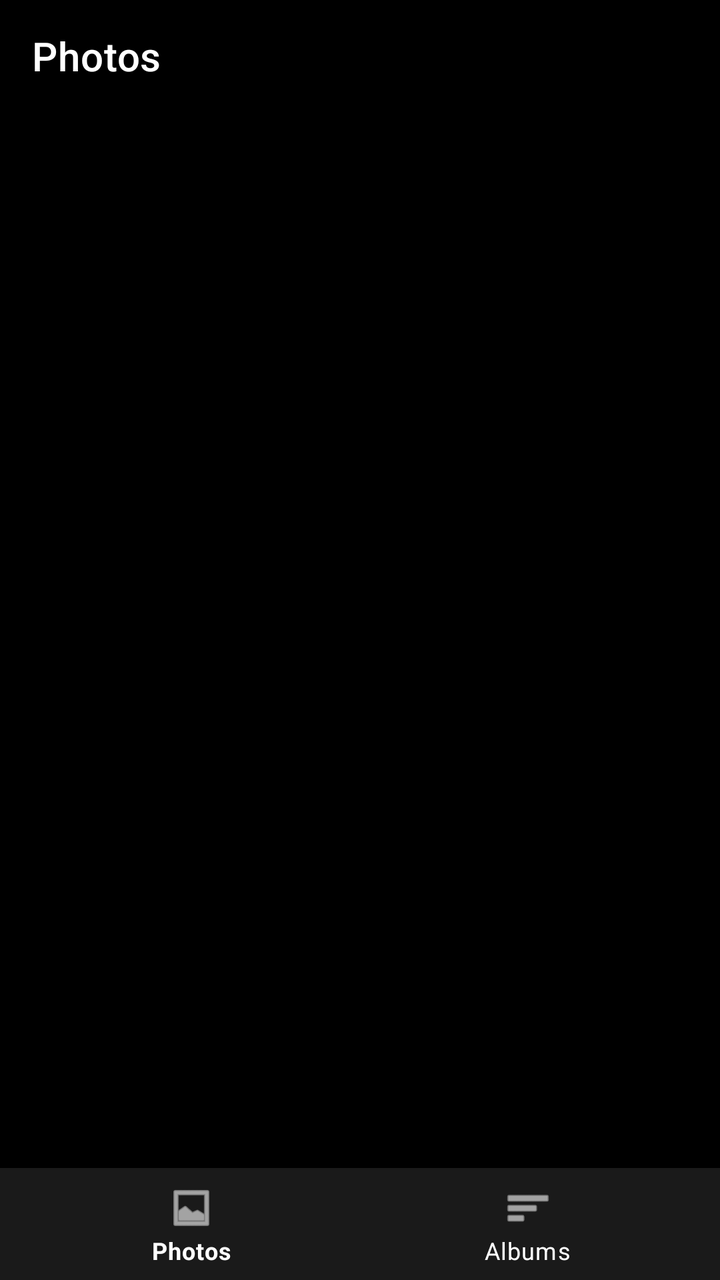
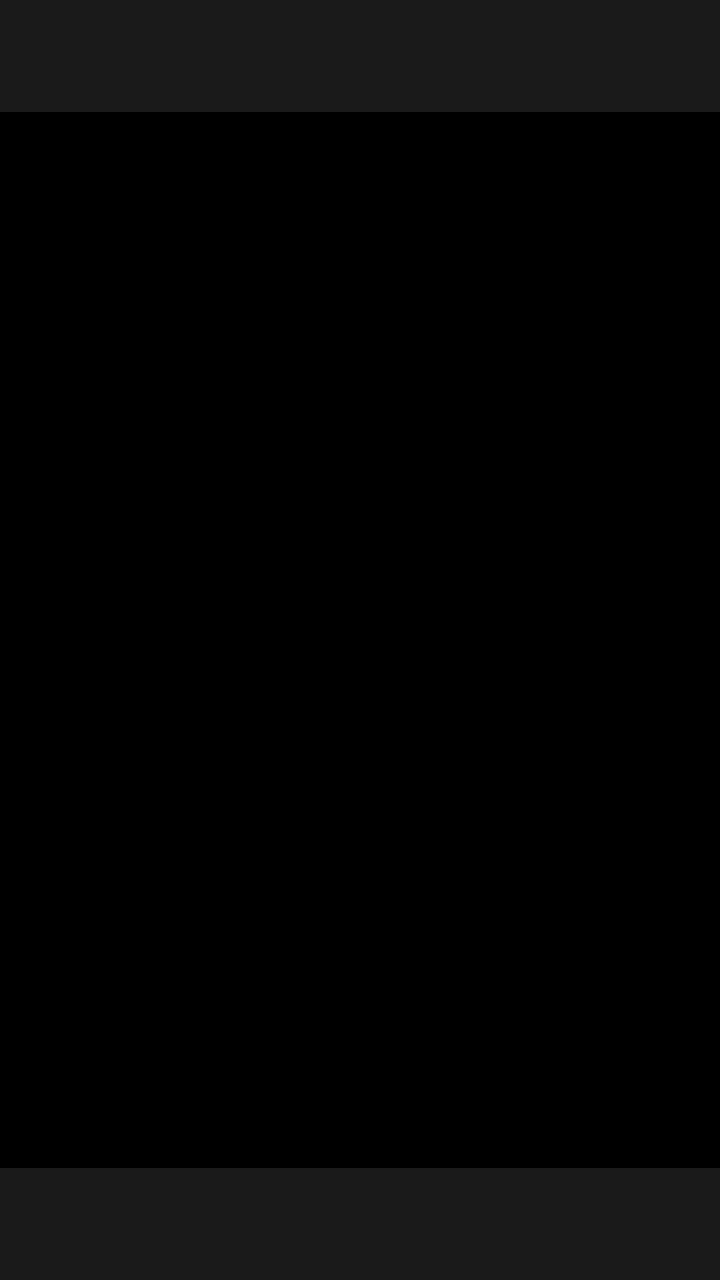

Screens rendered from an Android XML layout before and after an edit, with the pre-edit source and the edit as a unified diff.
<!-- AndroidManifest.xml: application theme Theme.MaterialComponents.DayNight.NoActionBar -->
<!-- res/layout/activity_main.xml -->
<?xml version="1.0" encoding="utf-8"?>
<LinearLayout xmlns:android="http://schemas.android.com/apk/res/android"
    xmlns:app="http://schemas.android.com/apk/res-auto"
    android:layout_width="match_parent"
    android:layout_height="match_parent"
    android:background="#000000"
    android:orientation="vertical">

    
    <androidx.appcompat.widget.Toolbar
        android:id="@+id/toolbar"
        android:layout_width="match_parent"
        android:layout_height="?attr/actionBarSize"
        android:background="#000000"
        app:title="Photos"
        app:titleTextColor="#FFFFFF" />

    
    <androidx.recyclerview.widget.RecyclerView
        android:id="@+id/recyclerView"
        android:layout_width="match_parent"
        android:layout_height="0dp"
        android:layout_weight="1"
        android:clipToPadding="false"
        android:padding="8dp" />

    
    <com.google.android.material.bottomnavigation.BottomNavigationView
        android:id="@+id/bottomNavigation"
        android:layout_width="match_parent"
        android:layout_height="wrap_content"
        android:background="#1A1A1A"
        app:itemIconTint="#FFFFFF"
        app:itemTextColor="#FFFFFF"
        app:menu="@menu/bottom_nav_menu" />

</LinearLayout>
<!-- resources referenced by this layout -->
<resources>

</resources>

<!-- the commit's change to res/layout/activity_main.xml (unified diff, before → after) -->
@@ -1,37 +1,64 @@
 <?xml version="1.0" encoding="utf-8"?>
-<LinearLayout xmlns:android="http://schemas.android.com/apk/res/android"
-    xmlns:app="http://schemas.android.com/apk/res-auto"
+<RelativeLayout xmlns:android="http://schemas.android.com/apk/res/android"
     android:layout_width="match_parent"
     android:layout_height="match_parent"
-    android:background="#000000"
-    android:orientation="vertical">
+    android:background="#000000">
 
     
     <androidx.appcompat.widget.Toolbar
         android:id="@+id/toolbar"
         android:layout_width="match_parent"
         android:layout_height="?attr/actionBarSize"
-        android:background="#000000"
-        app:title="Photos"
-        app:titleTextColor="#FFFFFF" />
+        android:background="#1A1A1A"
+        android:theme="@style/ThemeOverlay.AppCompat.Dark.ActionBar" />
 
     
     <androidx.recyclerview.widget.RecyclerView
         android:id="@+id/recyclerView"
         android:layout_width="match_parent"
-        android:layout_height="0dp"
-        android:layout_weight="1"
-        android:clipToPadding="false"
-        android:padding="8dp" />
+        android:layout_height="match_parent"
+        android:layout_below="@id/toolbar"
+        android:layout_above="@id/bottomNavigation"
+        android:clipToPadding="false" />
+
+    
+    <LinearLayout
+        android:id="@+id/selectionActionBar"
+        android:layout_width="match_parent"
+        android:layout_height="60dp"
+        android:layout_above="@id/bottomNavigation"
+        android:background="#222222"
+        android:gravity="center"
+        android:orientation="horizontal"
+        android:visibility="gone"
+        android:elevation="8dp">
+
+        <com.google.android.material.button.MaterialButton
+            android:id="@+id/btnMultiShare"
+            style="@style/Widget.MaterialComponents.Button.TextButton"
+            android:layout_width="0dp"
+            android:layout_height="wrap_content"
+            android:layout_weight="1"
+            android:text="Share"
+            android:textColor="#FFFFFF" />
+
+        <com.google.android.material.button.MaterialButton
+            android:id="@+id/btnMultiDelete"
+            style="@style/Widget.MaterialComponents.Button.TextButton"
+            android:layout_width="0dp"
+            android:layout_height="wrap_content"
+            android:layout_weight="1"
+            android:text="Delete"
+            android:textColor="#FF5252" />
+
+    </LinearLayout>
 
     
     <com.google.android.material.bottomnavigation.BottomNavigationView
         android:id="@+id/bottomNavigation"
         android:layout_width="match_parent"
         android:layout_height="wrap_content"
-        android:background="#1A1A1A"
-        app:itemIconTint="#FFFFFF"
-        app:itemTextColor="#FFFFFF"
-        app:menu="@menu/bottom_nav_menu" />
+        android:layout_alignParentBottom="true"
+        android:background="#1A1A1A" />
 
-</LinearLayout>
+</RelativeLayout>
